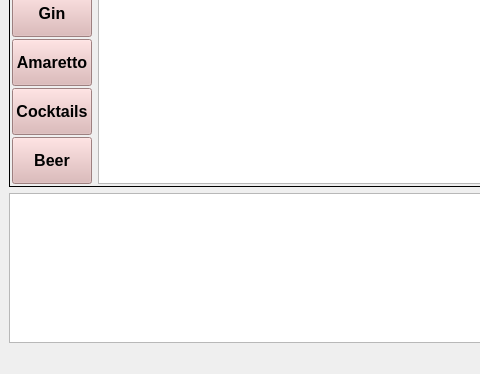
This is qtgui/ui/MainWindow.ui in dev-chip/pyramidbar as Qt 5 draws it before an edit; both pictures show x 0 to 480 and y 237 to 611 of the 1413 by 611 pixel window. The edited form follows.
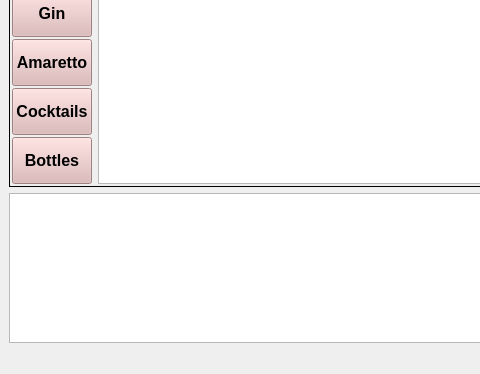
This is the edited form.

```diff
--- a/qtgui/ui/MainWindow.ui
+++ b/qtgui/ui/MainWindow.ui
@@ -217,7 +217,7 @@
               <string notr="true">QPushButton{background-color: rgb(220,179,179)}</string>
              </property>
              <property name="text">
-              <string>Beer</string>
+              <string>Bottles</string>
              </property>
             </widget>
            </item>
```
Left out of the diff: 4 changed lines with no effect on the pictures.
